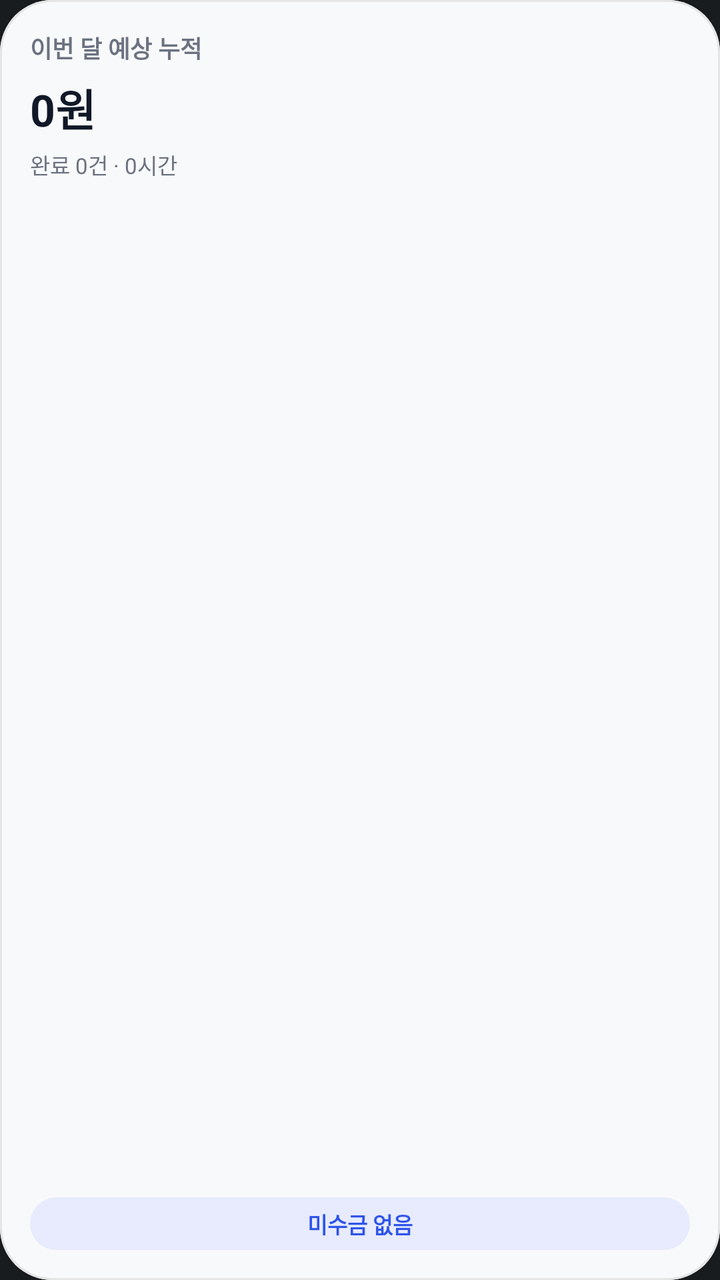
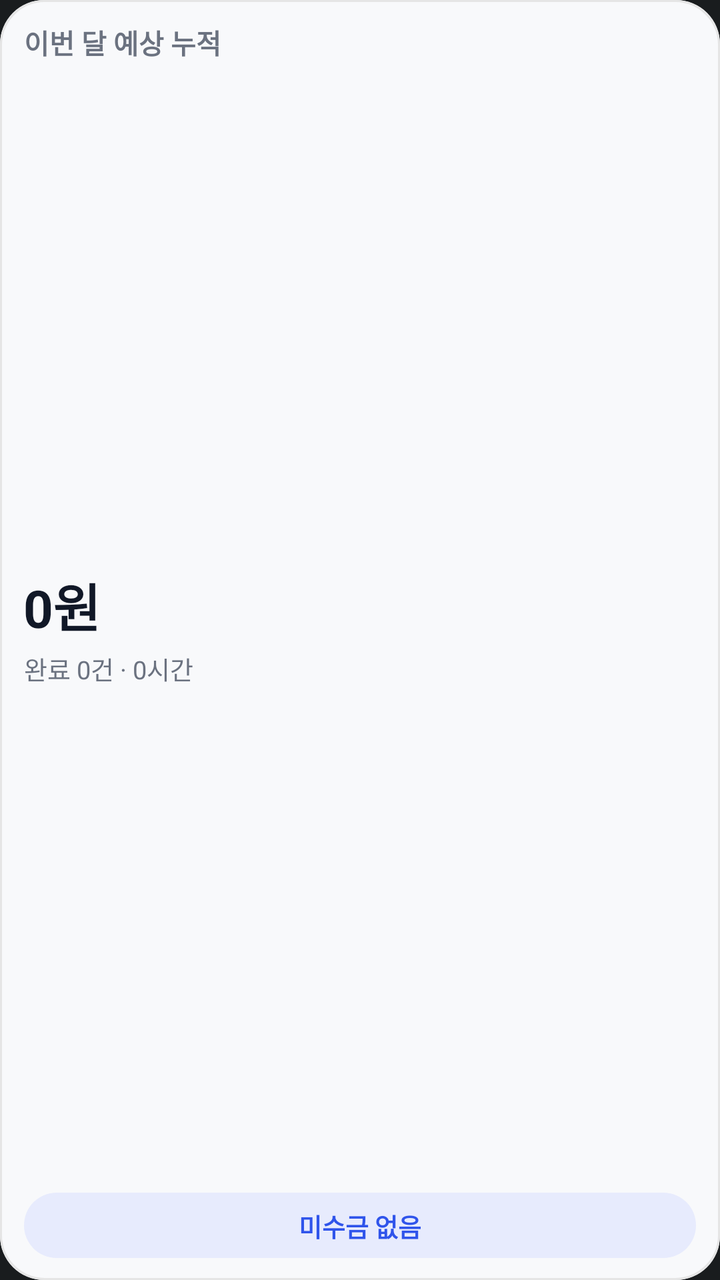

The first picture is an Android layout as it rendered before a commit; the second is the same layout after the commit. The layout source and the unified diff follow.
<!-- AndroidManifest.xml: application theme Theme.AlbaTora -->
<!-- res/layout/widget_monthly_summary.xml -->
<?xml version="1.0" encoding="utf-8"?>
<FrameLayout xmlns:android="http://schemas.android.com/apk/res/android"
    android:id="@+id/widget_monthly_root"
    android:layout_width="match_parent"
    android:layout_height="match_parent">

    <ImageView
        android:id="@+id/widget_monthly_bg_fill"
        android:layout_width="match_parent"
        android:layout_height="match_parent"
        android:importantForAccessibility="no"
        android:scaleType="fitXY"
        android:src="@drawable/widget_shape_card_base"
        android:tint="@color/widget_bg" />

    <ImageView
        android:id="@+id/widget_monthly_bg_stroke"
        android:layout_width="match_parent"
        android:layout_height="match_parent"
        android:importantForAccessibility="no"
        android:scaleType="fitXY"
        android:src="@drawable/widget_shape_card_stroke"
        android:tint="@color/widget_border" />

    <LinearLayout
        android:layout_width="match_parent"
        android:layout_height="match_parent"
        android:orientation="vertical"
        android:padding="15dp">

        <TextView
            android:id="@+id/widget_monthly_title"
            android:layout_width="match_parent"
            android:layout_height="wrap_content"
            android:ellipsize="end"
            android:maxLines="1"
            android:text="이번 달 예상 누적"
            android:textColor="@color/widget_text_secondary"
            android:textSize="12sp"
            android:textStyle="bold" />

        <TextView
            android:id="@+id/widget_monthly_total"
            android:layout_width="match_parent"
            android:layout_height="wrap_content"
            android:layout_marginTop="5dp"
            android:ellipsize="end"
            android:maxLines="1"
            android:text="0원"
            android:textColor="@color/widget_text_primary"
            android:textSize="22sp"
            android:textStyle="bold" />

        <TextView
            android:id="@+id/widget_monthly_meta"
            android:layout_width="match_parent"
            android:layout_height="0dp"
            android:layout_marginTop="4dp"
            android:layout_weight="1"
            android:ellipsize="end"
            android:maxLines="2"
            android:text="완료 0건 · 0시간"
            android:textColor="@color/widget_text_secondary"
            android:textSize="11sp" />

        <FrameLayout
            android:id="@+id/widget_monthly_unpaid_wrap"
            android:layout_width="match_parent"
            android:layout_height="wrap_content">

            <ImageView
                android:id="@+id/widget_monthly_unpaid_bg"
                android:layout_width="match_parent"
                android:layout_height="match_parent"
                android:importantForAccessibility="no"
                android:scaleType="fitXY"
                android:src="@drawable/widget_shape_pill_base"
                android:tint="@color/widget_accent_soft" />

            <TextView
                android:id="@+id/widget_monthly_unpaid"
                android:layout_width="match_parent"
                android:layout_height="wrap_content"
                android:ellipsize="end"
                android:gravity="center"
                android:maxLines="1"
                android:paddingLeft="8dp"
                android:paddingTop="5dp"
                android:paddingRight="8dp"
                android:paddingBottom="5dp"
                android:text="미수금 없음"
                android:textColor="@color/widget_accent"
                android:textSize="11sp"
                android:textStyle="bold" />
        </FrameLayout>
    </LinearLayout>
</FrameLayout>
<!-- resources referenced by this layout -->
<resources>
  <color name="widget_accent">#2F54EB</color>
  <color name="widget_accent_soft">#1E2F54EB</color>
  <color name="widget_bg">#F8F9FB</color>
  <color name="widget_border">#1A000000</color>
  <color name="widget_text_primary">#111827</color>
  <color name="widget_text_secondary">#6B7280</color>
  <!-- drawable widget_shape_card_base (drawable) -->
  <?xml version="1.0" encoding="utf-8"?>
  <shape xmlns:android="http://schemas.android.com/apk/res/android"
      android:shape="rectangle">
      <solid android:color="#FFFFFFFF" />
      <corners android:radius="26dp" />
  </shape>
  <!-- drawable widget_shape_card_stroke (drawable) -->
  <?xml version="1.0" encoding="utf-8"?>
  <shape xmlns:android="http://schemas.android.com/apk/res/android"
      android:shape="rectangle">
      <solid android:color="#00000000" />
      <stroke
          android:width="1dp"
          android:color="#FFFFFFFF" />
      <corners android:radius="26dp" />
  </shape>
  <!-- drawable widget_shape_pill_base (drawable) -->
  <?xml version="1.0" encoding="utf-8"?>
  <shape xmlns:android="http://schemas.android.com/apk/res/android"
      android:shape="rectangle">
      <solid android:color="#FFFFFFFF" />
      <corners android:radius="999dp" />
  </shape>
  <style name="Theme.AlbaTora" parent="android:Theme.DeviceDefault.NoActionBar">
          <item name="android:statusBarColor">@android:color/transparent</item>
          <item name="android:navigationBarColor">@android:color/transparent</item>
          <item name="android:windowDrawsSystemBarBackgrounds">true</item>
      </style>
</resources>

<!-- the commit's change to res/layout/widget_monthly_summary.xml (unified diff, before → after) -->
@@ -23,10 +23,14 @@
         android:tint="@color/widget_border" />
 
     <LinearLayout
+        android:id="@+id/widget_monthly_content"
         android:layout_width="match_parent"
         android:layout_height="match_parent"
         android:orientation="vertical"
-        android:padding="15dp">
+        android:paddingLeft="12dp"
+        android:paddingTop="11dp"
+        android:paddingRight="12dp"
+        android:paddingBottom="11dp">
 
         <TextView
             android:id="@+id/widget_monthly_title"
@@ -36,32 +40,43 @@
             android:maxLines="1"
             android:text="이번 달 예상 누적"
             android:textColor="@color/widget_text_secondary"
-            android:textSize="12sp"
+            android:textSize="13.5sp"
             android:textStyle="bold" />
 
-        <TextView
-            android:id="@+id/widget_monthly_total"
-            android:layout_width="match_parent"
-            android:layout_height="wrap_content"
-            android:layout_marginTop="5dp"
-            android:ellipsize="end"
-            android:maxLines="1"
-            android:text="0원"
-            android:textColor="@color/widget_text_primary"
-            android:textSize="22sp"
-            android:textStyle="bold" />
-
-        <TextView
-            android:id="@+id/widget_monthly_meta"
+        <LinearLayout
             android:layout_width="match_parent"
             android:layout_height="0dp"
-            android:layout_marginTop="4dp"
             android:layout_weight="1"
-            android:ellipsize="end"
-            android:maxLines="2"
-            android:text="완료 0건 · 0시간"
-            android:textColor="@color/widget_text_secondary"
-            android:textSize="11sp" />
+            android:gravity="center_vertical"
+            android:orientation="vertical"
+            android:paddingTop="2dp"
+            android:paddingBottom="2dp">
+
+            <TextView
+                android:id="@+id/widget_monthly_total"
+                android:layout_width="match_parent"
+                android:layout_height="wrap_content"
+                android:ellipsize="end"
+                android:fontFeatureSettings="tnum"
+                android:letterSpacing="-0.02"
+                android:maxLines="1"
+                android:text="0원"
+                android:textColor="@color/widget_text_primary"
+                android:textSize="26sp"
+                android:textStyle="bold" />
+
+            <TextView
+                android:id="@+id/widget_monthly_meta"
+                android:layout_width="match_parent"
+                android:layout_height="wrap_content"
+                android:layout_marginTop="3dp"
+                android:ellipsize="end"
+                android:lineSpacingMultiplier="1.1"
+                android:maxLines="2"
+                android:text="완료 0건 · 0시간"
+                android:textColor="@color/widget_text_secondary"
+                android:textSize="12.5sp" />
+        </LinearLayout>
 
         <FrameLayout
             android:id="@+id/widget_monthly_unpaid_wrap"
@@ -84,13 +99,13 @@
                 android:ellipsize="end"
                 android:gravity="center"
                 android:maxLines="1"
-                android:paddingLeft="8dp"
-                android:paddingTop="5dp"
-                android:paddingRight="8dp"
-                android:paddingBottom="5dp"
+                android:paddingLeft="10dp"
+                android:paddingTop="7dp"
+                android:paddingRight="10dp"
+                android:paddingBottom="7dp"
                 android:text="미수금 없음"
                 android:textColor="@color/widget_accent"
-                android:textSize="11sp"
+                android:textSize="12.5sp"
                 android:textStyle="bold" />
         </FrameLayout>
     </LinearLayout>
<!-- resource entries referenced after the edit -->
@@ -11,7 +11,7 @@
   <shape xmlns:android="http://schemas.android.com/apk/res/android"
       android:shape="rectangle">
       <solid android:color="#FFFFFFFF" />
-      <corners android:radius="26dp" />
+      <corners android:radius="22dp" />
   </shape>
   <!-- drawable widget_shape_card_stroke (drawable) -->
   <?xml version="1.0" encoding="utf-8"?>
@@ -21,7 +21,7 @@
       <stroke
           android:width="1dp"
           android:color="#FFFFFFFF" />
-      <corners android:radius="26dp" />
+      <corners android:radius="22dp" />
   </shape>
   <!-- drawable widget_shape_pill_base (drawable) -->
   <?xml version="1.0" encoding="utf-8"?>
